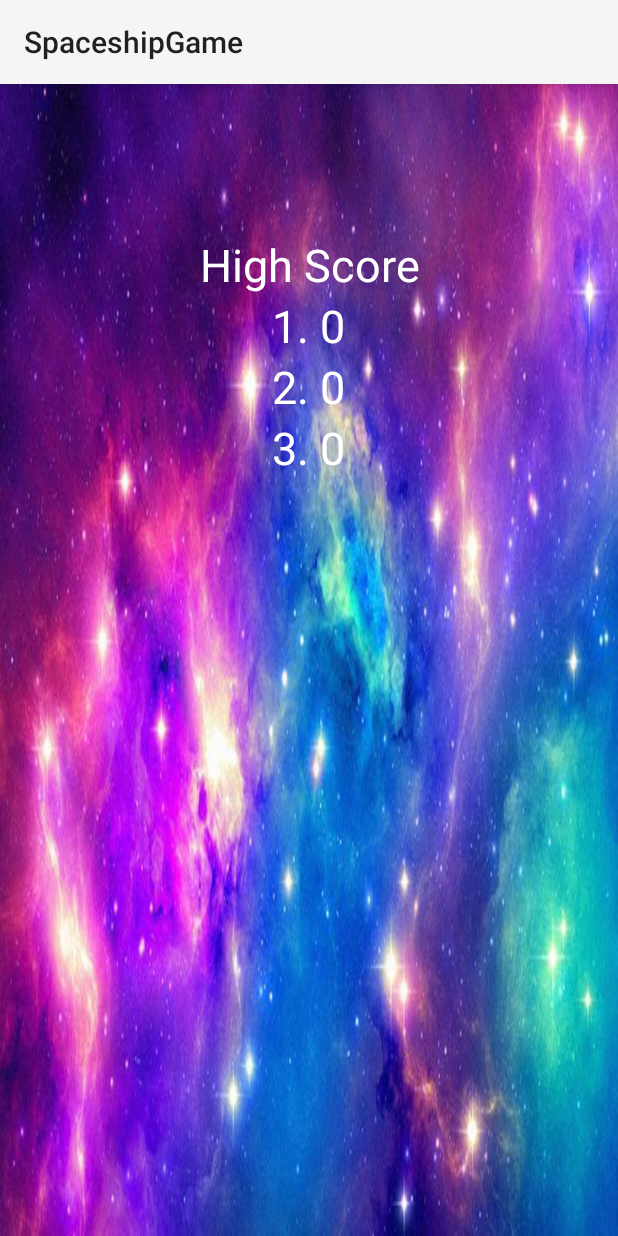
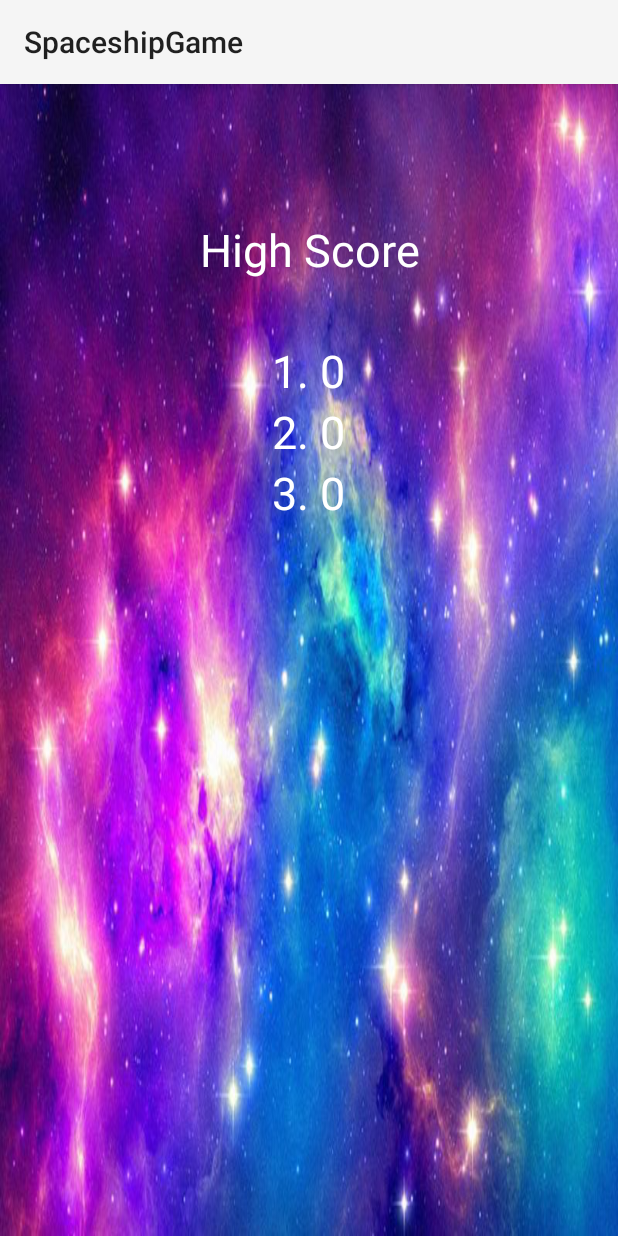
Before and after one commit to Ornellah/SpaceshipGame, an Android app: the HighScore screen opened directly, with no data from a screen before it, on a phone screen of 412 x 824 dp. Run offline under Robolectric (Android 15) with nearby library versions, the phone set to English and light mode, and no system bars.

Commit message:
Some final changes to make everything look better

```diff
--- a/app/src/main/java/sgeorgiev/org/spaceshipgame/Enemy.java
+++ b/app/src/main/java/sgeorgiev/org/spaceshipgame/Enemy.java
@@ -39,7 +39,7 @@ public class Enemy implements GameObject {
     //constructor
     public Enemy() {
         //load image
-        bitmap = BitmapFactory.decodeResource(Constants.CURR_CONTEXT.getResources(), R.drawable.enemy2);
+        bitmap = BitmapFactory.decodeResource(Constants.CURR_CONTEXT.getResources(), R.drawable.enemy);
 
         //create a random generator
         generator = new Random();
@@ -82,7 +82,7 @@ public class Enemy implements GameObject {
         hitBox.right = x + bitmap.getWidth();
         hitBox.bottom = y + bitmap.getHeight() - 10;
 
-        projectile.update("left");
+        projectile.update("left", playerSpeed);
         if(projectile.getX() < Constants.MIN_X)
             projectile = new Projectile(this.x, this.y + bitmap.getHeight()/2, this.speed*2, "enemy");
     }
--- a/app/src/main/java/sgeorgiev/org/spaceshipgame/Planet.java
+++ b/app/src/main/java/sgeorgiev/org/spaceshipgame/Planet.java
@@ -52,7 +52,7 @@ public class Planet implements GameObject {
     }
 
     public boolean getState() {
-        if(x < Constants.MIN_X)
+        if(x < Constants.MIN_X - planet.getWidth())
             return true;
 
         return false;
--- a/app/src/main/java/sgeorgiev/org/spaceshipgame/Projectile.java
+++ b/app/src/main/java/sgeorgiev/org/spaceshipgame/Projectile.java
@@ -54,8 +54,9 @@ public class Projectile implements GameObject {
         hitBox.bottom = y + bitmap.getHeight();
     }
 
-    public void update(String direction) {
+    public void update(String direction, int playerSpeed) {
         x -= speed;
+        x-=playerSpeed;
         hitBox.left = x;
         hitBox.top = y;
         hitBox.right = x + bitmap.getWidth();
--- a/app/src/main/res/layout/activity_high_score.xml
+++ b/app/src/main/res/layout/activity_high_score.xml
@@ -17,7 +17,8 @@
             android:textAlignment="center"
             android:textColor="@android:color/white"
             android:textSize="30sp"
-            android:layout_marginTop="100dp"/>
+            android:layout_marginTop="90sp"
+            android:layout_marginBottom="40sp"/>
 
         <TextView
             android:id="@+id/tv1"
```
Also changed, not shown: app/src/main/res/drawable/enemy.png.
